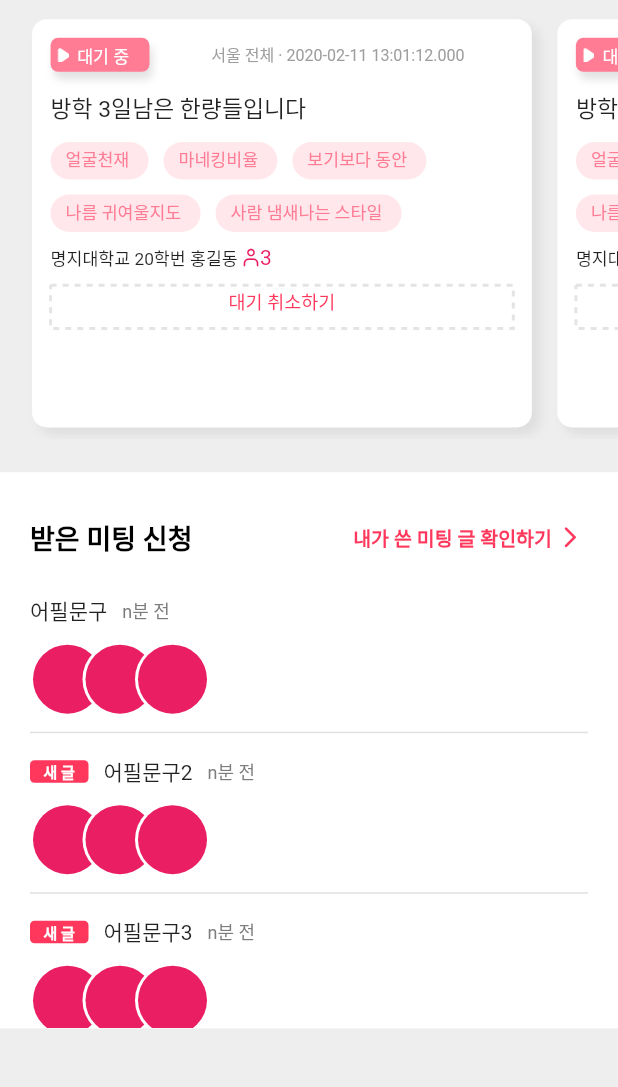
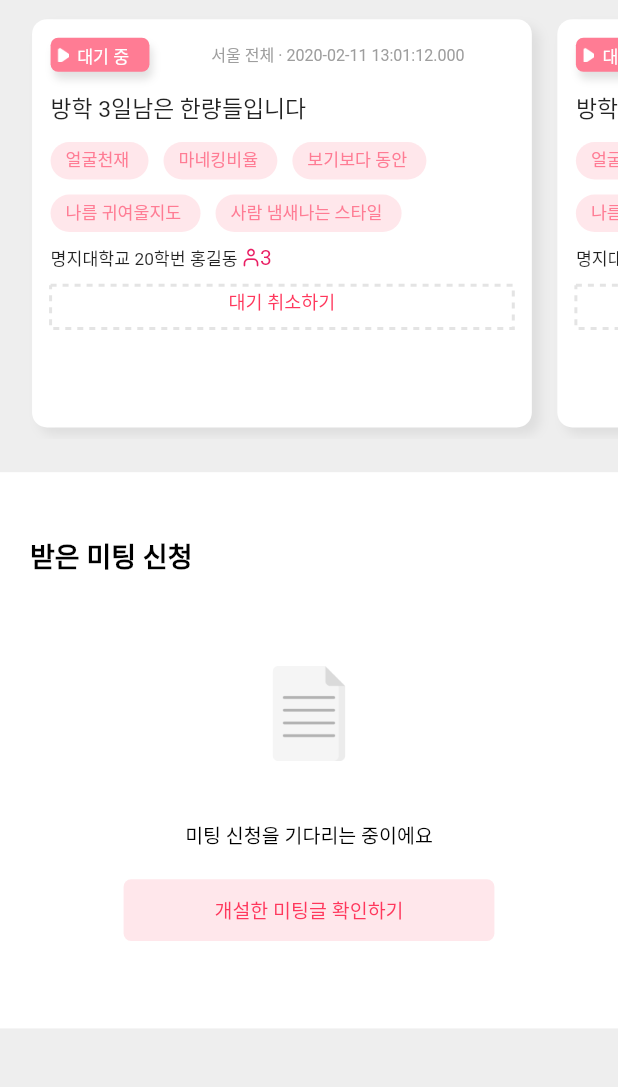
Before and after one commit to SeungtaeRyu/campusMeet_test, a Flutter app: the MyMeetingScreen screen opened directly, on a phone screen of 412 x 824 dp, the part 84-1171 px from its top. Run offline on Flutter 3.47's test engine with Material 2 defaults, Android fonts, the phone set to English and light mode, and no system bars; drawn by our look-alikes of dotted_border; our stand-ins replace badges, blur, carousel_slider, form_field_validator, image_picker; missing offline and left inert: wc_form_validators.

Commit message:
나의미팅 위젯수정

```diff
--- a/campus_meet_test/lib/screens/myMeeting/my_meeting.dart
+++ b/campus_meet_test/lib/screens/myMeeting/my_meeting.dart
@@ -157,11 +157,7 @@ class _MyMeetingScreenState extends State<MyMeetingScreen> {
                 0.5,
             padding: EdgeInsets.fromLTRB(20, 30, 20, 0),
             // color: Colors.,
-            child: myMeeting
-                ? BmeetingPropose
-                    ? existRequestMeeting()
-                    : existRequestMeeting()
-                : existRequestMeeting(),
+            child: myMeeting ? BmeetingPropose ? noMeetingPropose() : noMeetingPropose() : noMeetingPropose(),
           ),
         ],
       ),
@@ -174,8 +170,6 @@ class _MyMeetingScreenState extends State<MyMeetingScreen> {
 
 //내가 신청한 미팅 있을때 위
   Widget meetingMyPropose() {
-    // return Expanded(child: Container(
-    //MediaQuery.of(context).size.width 크기 몇 이하면 다른 화면(작은 화면 보여줘야함)
     double width = MediaQuery.of(context).size.width;
     double viewPaddingTop = MediaQuery.of(context).viewPadding.top;
     return Container(
@@ -185,32 +179,13 @@ class _MyMeetingScreenState extends State<MyMeetingScreen> {
                     MediaQuery.of(context).size.width * 0.2) *
                 0.5 -
             width * 0.19,
-        // margin: EdgeInsets.only(top: 20.0),
-        // height: MediaQuery.of(context).size.width * 0.29, // 여기 0.64로 두면 SE에서 난감해진다
         child: SizedBox(
-          // height: (MediaQuery.of(context).size.height -
-          //         MediaQuery.of(context).viewPadding.top -
-          //         MediaQuery.of(context).size.width * 0.2) *
-          //     0.5 - width * 0.05,
           child: ListView.builder(
               scrollDirection: Axis.horizontal,
               padding: EdgeInsets.only(top: width * 0.03, left: width * 0.03),
               itemCount: posts.length,
               itemBuilder: (context, index) {
                 return Container(
-                    // decoration: BoxDecoration(borderRadius: BorderRadius.circular(70)),
-
-                    // margin: EdgeInsets.only(right: 0.9),
-                    // padding: EdgeInsets.only(right: 0),
-
-                    // width > 21
-                    //     ? Container(
-                    //   child: meetingMyPropose(),
-                    // )
-                    //     : Container(
-                    //   child: meetingMyProposeSE(),
-                    // ),
-                    //
                     child: viewPaddingTop > 21.0
                         ? Container(
                         width: MediaQuery.of(context).size.width * 0.85,
@@ -227,8 +202,6 @@ class _MyMeetingScreenState extends State<MyMeetingScreen> {
   }
 //내가 신청한 미팅 있을때 위 SE
   Widget meetingMyProposeSE() {
-    // return Expanded(child: Container(
-    //MediaQuery.of(context).size.width 크기 몇 이하면 다른 화면(작은 화면 보여줘야함)
     double width = MediaQuery.of(context).size.width;
     return Container(
         color: Colors.red,
@@ -237,23 +210,14 @@ class _MyMeetingScreenState extends State<MyMeetingScreen> {
             MediaQuery.of(context).viewPadding.top -
             MediaQuery.of(context).size.width * 0.2) *
             0.5 - width * 0.19,
-        // margin: EdgeInsets.only(top: 20.0),
-        // height: MediaQuery.of(context).size.width * 0.29, // 여기 0.64로 두면 SE에서 난감해진다
         child: SizedBox(
-          // height: (MediaQuery.of(context).size.height -
-          //         MediaQuery.of(context).viewPadding.top -
-          //         MediaQuery.of(context).size.width * 0.2) *
-          //     0.5 - width * 0.05,
           child: ListView.builder(
               scrollDirection: Axis.horizontal,
               padding: EdgeInsets.only(top: width * 0.03, left: width * 0.03),
               itemCount: posts.length,
               itemBuilder: (context, index) {
                 return Container(
-                  // decoration: BoxDecoration(borderRadius: BorderRadius.circular(70)),
                     width: MediaQuery.of(context).size.width * 0.85,
-                    // margin: EdgeInsets.only(right: 0.9),
-                    // padding: EdgeInsets.only(right: 0),
                     child: RenderRequestPostCard(post: posts[index]));
               }),
         ));
@@ -322,12 +286,13 @@ class _MyMeetingScreenState extends State<MyMeetingScreen> {
 //여기부터 아래///////////////////////////////
   // 미팅 신청이 없을 때 아래
   Widget noMeetingPropose() {
+    double width = MediaQuery.of(context).size.width;
     return Column(
       children: [
         Container(
             //color: Colors.red,
             alignment: Alignment(-1.0, -1.0),
-            margin: EdgeInsets.only(top: 20),
+            margin: EdgeInsets.only(top: width * 0.03),
             child: Text(
               '받은 미팅 신청',
               //textAlign: TextAlign.left,
@@ -369,7 +334,7 @@ class _MyMeetingScreenState extends State<MyMeetingScreen> {
               );
             },
             child: Text(
-              '내가 쓴 미팅 글 확인하기',
+              '개설한 미팅글 확인하기',
               textAlign: TextAlign.center,
               style: TextStyle(color: Color(0xffff375c), fontSize: 13),
             ),
@@ -465,7 +430,7 @@ class _MyMeetingScreenState extends State<MyMeetingScreen> {
                   children: [
                     Container(
                       child: Text(
-                        '내가 쓴 미팅 글 확인하기',
+                        '개설한 미팅글 확인하기',
                         style: TextStyle(
                             color: Color(0xffff375c),
                             fontWeight: FontWeight.w700,
--- a/campus_meet_test/lib/widgets/render_post_card_widget.dart
+++ b/campus_meet_test/lib/widgets/render_post_card_widget.dart
@@ -1,4 +1,4 @@
-import 'package:campus_meet_test/Controller/meetingPostController.dart';
+//import 'package:campus_meet_test/Controller/meetingPostController.dart';
 import 'package:campus_meet_test/common/custom_icons_icons.dart';
 import 'package:campus_meet_test/models/MeetingPost/post_model.dart';
 import 'package:campus_meet_test/models/MeetingPost/meeting_member_model.dart';
```
Also changed, not shown: campus_meet_test/images/dots.png (added), campus_meet_test/pubspec.lock, 7 other files.
